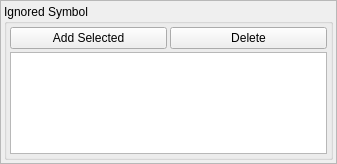
This is CodeViewPy/ui/Symbol.ui in league1991/CodeAtlasSublime as Qt 5 draws it before an edit. The edited form follows.
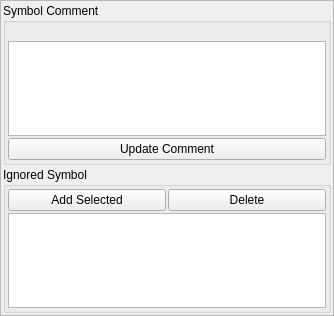
This is the edited form.

Commit message: user can add comment

What changed in the file:
```diff
--- a/CodeViewPy/ui/Symbol.ui
+++ b/CodeViewPy/ui/Symbol.ui
@@ -6,8 +6,8 @@
    <rect>
     <x>0</x>
     <y>0</y>
-    <width>337</width>
-    <height>164</height>
+    <width>334</width>
+    <height>316</height>
    </rect>
   </property>
   <property name="windowTitle">
@@ -21,28 +21,60 @@
     <rect>
      <x>0</x>
      <y>0</y>
-     <width>335</width>
-     <height>162</height>
+     <width>332</width>
+     <height>314</height>
     </rect>
    </property>
-   <layout class="QVBoxLayout" name="verticalLayout_2" stretch="0">
+   <layout class="QVBoxLayout" name="verticalLayout_3">
     <property name="spacing">
-     <number>3</number>
+     <number>2</number>
     </property>
     <property name="margin">
-     <number>3</number>
+     <number>2</number>
     </property>
+    <item>
+     <widget class="QGroupBox" name="groupBox_2">
+      <property name="title">
+       <string>Symbol Comment</string>
+      </property>
+      <layout class="QVBoxLayout" name="verticalLayout">
+       <property name="spacing">
+        <number>2</number>
+       </property>
+       <property name="margin">
+        <number>2</number>
+       </property>
+       <item>
+        <widget class="QLabel" name="symbolLabel">
+         <property name="text">
+          <string/>
+         </property>
+        </widget>
+       </item>
+       <item>
+        <widget class="QPlainTextEdit" name="commentEdit"/>
+       </item>
+       <item>
+        <widget class="QPushButton" name="updateCommentButton">
+         <property name="text">
+          <string>Update Comment</string>
+         </property>
+        </widget>
+       </item>
+      </layout>
+     </widget>
+    </item>
     <item>
      <widget class="QGroupBox" name="groupBox">
       <property name="title">
        <string>Ignored Symbol</string>
       </property>
-      <layout class="QVBoxLayout" name="verticalLayout">
+      <layout class="QVBoxLayout" name="verticalLayout_2">
        <property name="spacing">
-        <number>3</number>
+        <number>2</number>
        </property>
        <property name="margin">
-        <number>3</number>
+        <number>2</number>
        </property>
        <item>
         <layout class="QHBoxLayout" name="horizontalLayout">
```
The commit also changes 5 other files.
